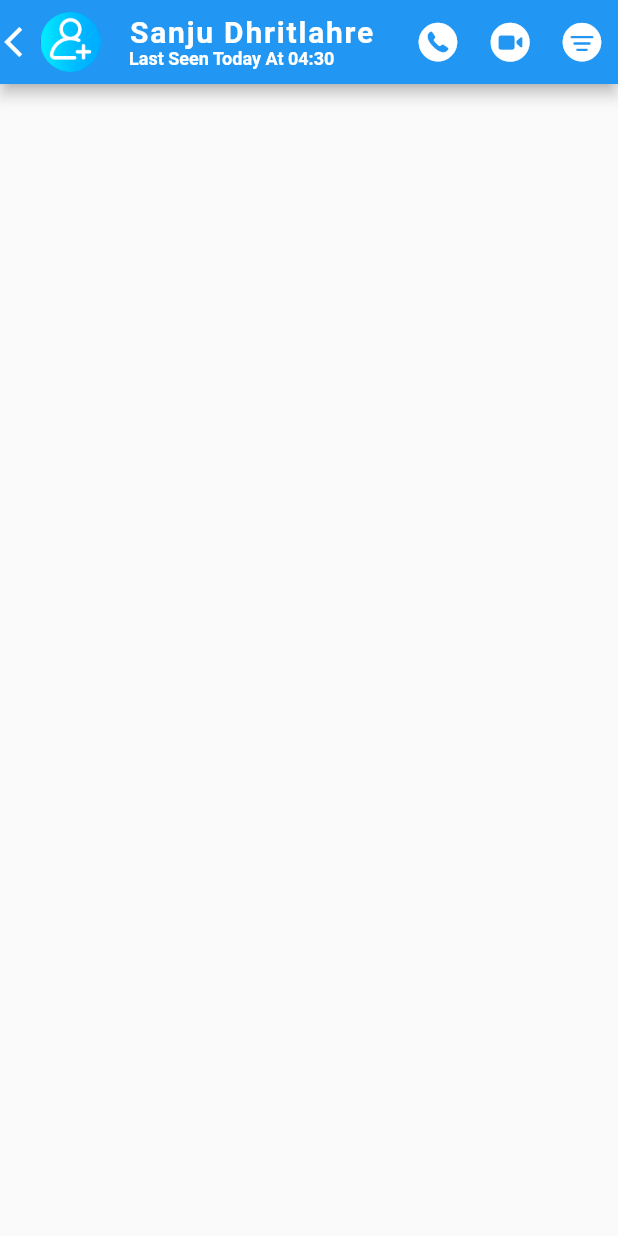
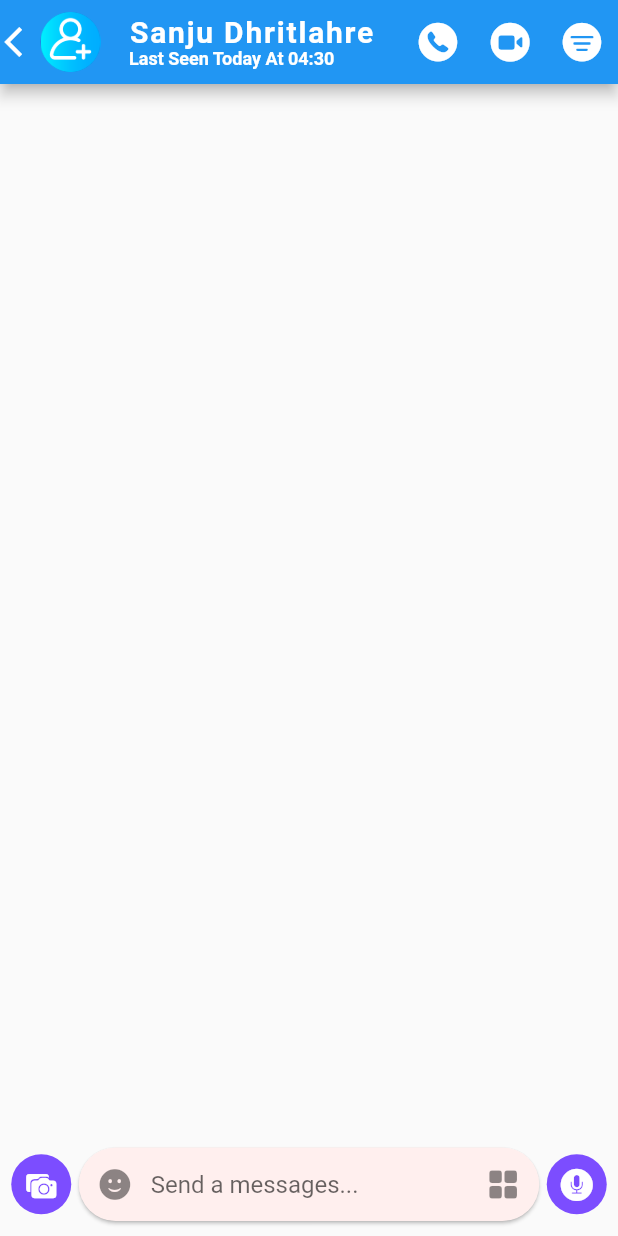
Before and after one commit to sanjudhritlahre/whatsapp-clone, a Flutter app: the IndividualPage screen opened directly with sample values from the repository, on a phone screen of 412 x 824 dp. Run offline on Flutter 3.47's test engine with Material 2 defaults, Android fonts, the phone set to English and light mode, and no system bars.

Commit message:
Development Stage 06 Is Completed

```diff
--- a/lib/screens/individual_screen.dart
+++ b/lib/screens/individual_screen.dart
@@ -1,5 +1,6 @@
 import 'package:flutter/cupertino.dart';
 import 'package:flutter/material.dart';
+import 'package:whatsapp_clone/theme.dart';
 import '../modal/chat_modal.dart';
 
 class IndividualPage extends StatefulWidget {
@@ -70,14 +71,14 @@ class _IndividualPageState extends State<IndividualPage> {
             ),
             onPressed: () {},
           ),
-           IconButton(
+          IconButton(
             icon: const Icon(
               CupertinoIcons.videocam_circle_fill,
               size: 30,
             ),
             onPressed: () {},
           ),
-           IconButton(
+          IconButton(
             icon: const Icon(
               CupertinoIcons.line_horizontal_3_decrease_circle_fill,
               size: 30,
@@ -86,6 +87,99 @@ class _IndividualPageState extends State<IndividualPage> {
           ),
         ],
       ),
+      // ignore: sized_box_for_whitespace
+      body: Container(
+        height: MediaQuery.of(context).size.height,
+        width: MediaQuery.of(context).size.width,
+        child: Stack(
+          children: [
+            ListView(),
+            Align(
+              alignment: Alignment.bottomCenter,
+              child: Row(
+                mainAxisAlignment: MainAxisAlignment.center,
+                children: <Widget>[
+                  Container(
+                    margin: const EdgeInsets.only(bottom: 10.0),
+                    height: 40,
+                    width: 40,
+                    decoration: BoxDecoration(
+                      borderRadius: BorderRadius.circular(30.0),
+                      color: Colors.deepPurpleAccent,
+                    ),
+                    child: IconButton(
+                      icon: const Icon(
+                        CupertinoIcons.camera_on_rectangle_fill,
+                        size: 20.0,
+                        color: Colors.white,
+                      ),
+                      onPressed: () {},
+                    ),
+                  ),
+                  Row(
+                    children: <Widget>[
+                      // ignore: sized_box_for_whitespace
+                      Container(
+                        width: MediaQuery.of(context).size.width - 100,
+                        child: Card(
+                          margin: const EdgeInsets.only(
+                            left: 5.0,
+                            bottom: 10.0,
+                          ),
+                          color: WhatsappTheme.lightOrangeColor,
+                          shape: RoundedRectangleBorder(
+                              borderRadius: BorderRadius.circular(30.0)),
+                          child: TextFormField(
+                            keyboardType: TextInputType.multiline,
+                            maxLines: 10,
+                            minLines: 1,
+                            decoration: InputDecoration(
+                              hintText: "Send a messages...",
+                              border: InputBorder.none,
+                              prefixIcon: IconButton(
+                                icon: const Icon(CupertinoIcons.smiley_fill),
+                                onPressed: () {},
+                              ),
+                              suffixIcon: Row(
+                                mainAxisSize: MainAxisSize.min,
+                                children: [
+                                  IconButton(
+                                    icon: const Icon(
+                                        CupertinoIcons.square_grid_2x2_fill),
+                                    onPressed: () {},
+                                  ),
+                                ],
+                              ),
+                              contentPadding: const EdgeInsets.all(15.0),
+                            ),
+                          ),
+                        ),
+                      ),
+                    ],
+                  ),
+                  Container(
+                    margin: const EdgeInsets.only(left: 5.0, bottom: 10.0),
+                    height: 40,
+                    width: 40,
+                    decoration: BoxDecoration(
+                      borderRadius: BorderRadius.circular(30.0),
+                      color: Colors.deepPurpleAccent,
+                    ),
+                    child: IconButton(
+                      icon: const Icon(
+                        CupertinoIcons.mic_circle_fill,
+                        size: 25.0,
+                        color: Colors.white,
+                      ),
+                      onPressed: () {},
+                    ),
+                  ),
+                ],
+              ),
+            ),
+          ],
+        ),
+      ),
     );
   }
 }
--- a/lib/theme.dart
+++ b/lib/theme.dart
@@ -3,4 +3,6 @@ import 'package:flutter/cupertino.dart';
 class WhatsappTheme {
   static Color primaryColor = const Color(0xFF075E54);
   static Color accentColor = const Color(0xFF128C7E);
+  static Color lightOrangeColor = const Color(0xFFFFEFEE);
+  static Color lightYellowColor = const Color(0xFFFEF9EB);
 }
```
